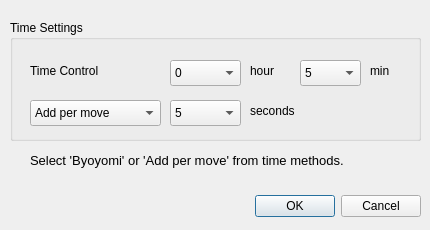
Above: forms/startdialog2.ui from shogimaru/shogimaru before the change. Below: the same form after it.
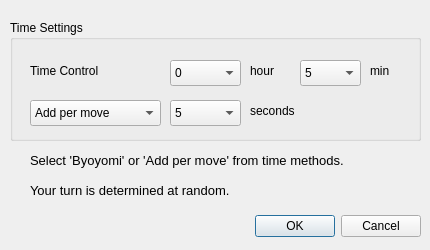
That is the form after the change.

Commit message: add label to start dialog.

Patch:
```diff
--- a/forms/startdialog2.ui
+++ b/forms/startdialog2.ui
@@ -7,7 +7,7 @@
     <x>0</x>
     <y>0</y>
     <width>430</width>
-    <height>230</height>
+    <height>250</height>
    </rect>
   </property>
   <property name="windowTitle">
@@ -17,7 +17,7 @@
    <property name="geometry">
     <rect>
      <x>130</x>
-     <y>190</y>
+     <y>210</y>
      <width>291</width>
      <height>32</height>
     </rect>
@@ -291,6 +291,24 @@
     <string>Select 'Byoyomi' or 'Add per move' from time methods.</string>
    </property>
   </widget>
+  <widget class="QLabel" name="labelInfo">
+   <property name="geometry">
+    <rect>
+     <x>30</x>
+     <y>180</y>
+     <width>381</width>
+     <height>21</height>
+    </rect>
+   </property>
+   <property name="font">
+    <font>
+     <pointsize>10</pointsize>
+    </font>
+   </property>
+   <property name="text">
+    <string>Your turn is determined at random.</string>
+   </property>
+  </widget>
  </widget>
  <resources/>
  <connections>
```
The commit also changes 7 other files.
